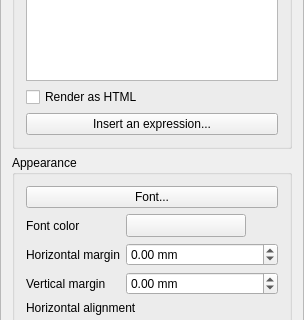
Qt form src/ui/composer/qgscomposerlabelwidgetbase.ui (qgis/QGIS) before a commit; both pictures show x 0 to 304 and y 292 to 612 of the 304 by 705 pixel window.
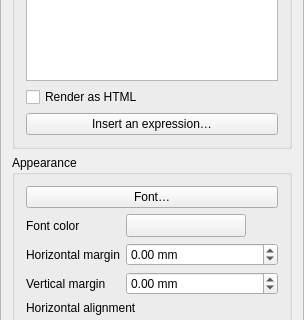
The same form after that commit. Custom widgets are drawn as their Qt base class.

```diff
--- a/src/ui/composer/qgscomposerlabelwidgetbase.ui
+++ b/src/ui/composer/qgscomposerlabelwidgetbase.ui
@@ -92,7 +92,7 @@
           <item row="2" column="0">
            <widget class="QPushButton" name="mInsertExpressionButton">
             <property name="text">
-             <string>Insert an expression...</string>
+             <string>Insert an expression…</string>
             </property>
            </widget>
           </item>
@@ -254,7 +254,7 @@
              </sizepolicy>
             </property>
             <property name="text">
-             <string>Font...</string>
+             <string>Font…</string>
             </property>
            </widget>
           </item>
```
